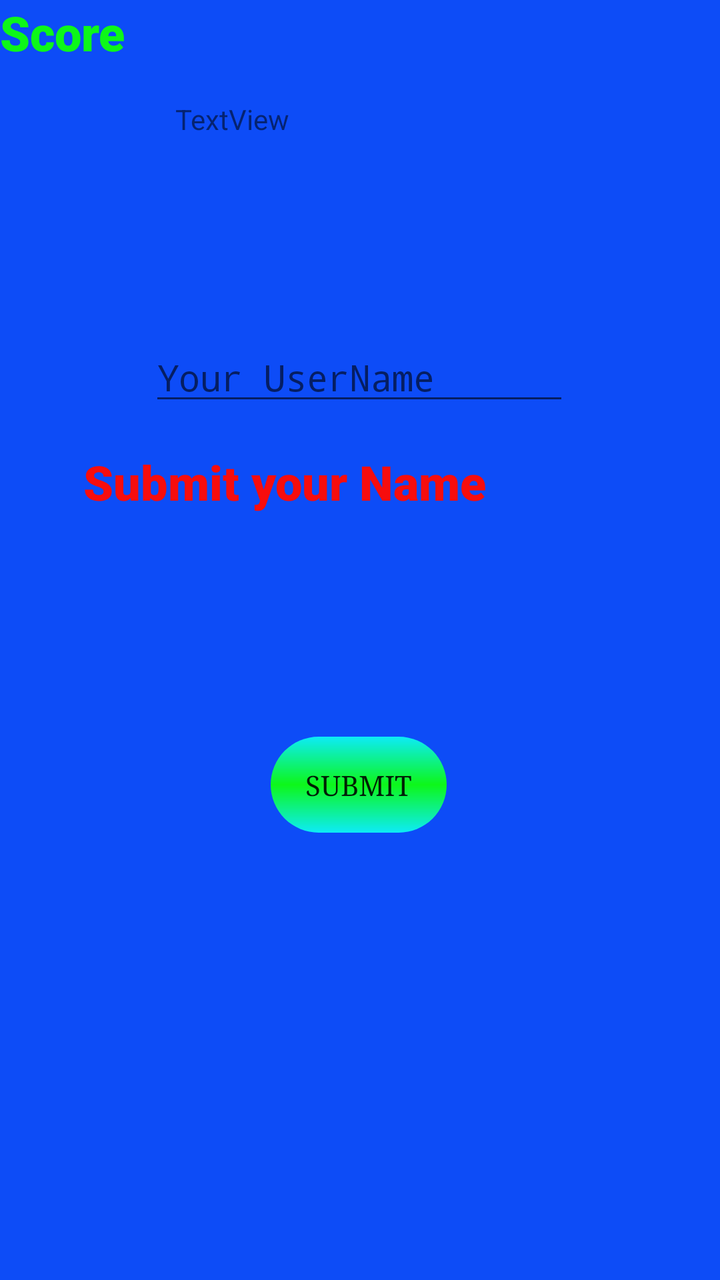
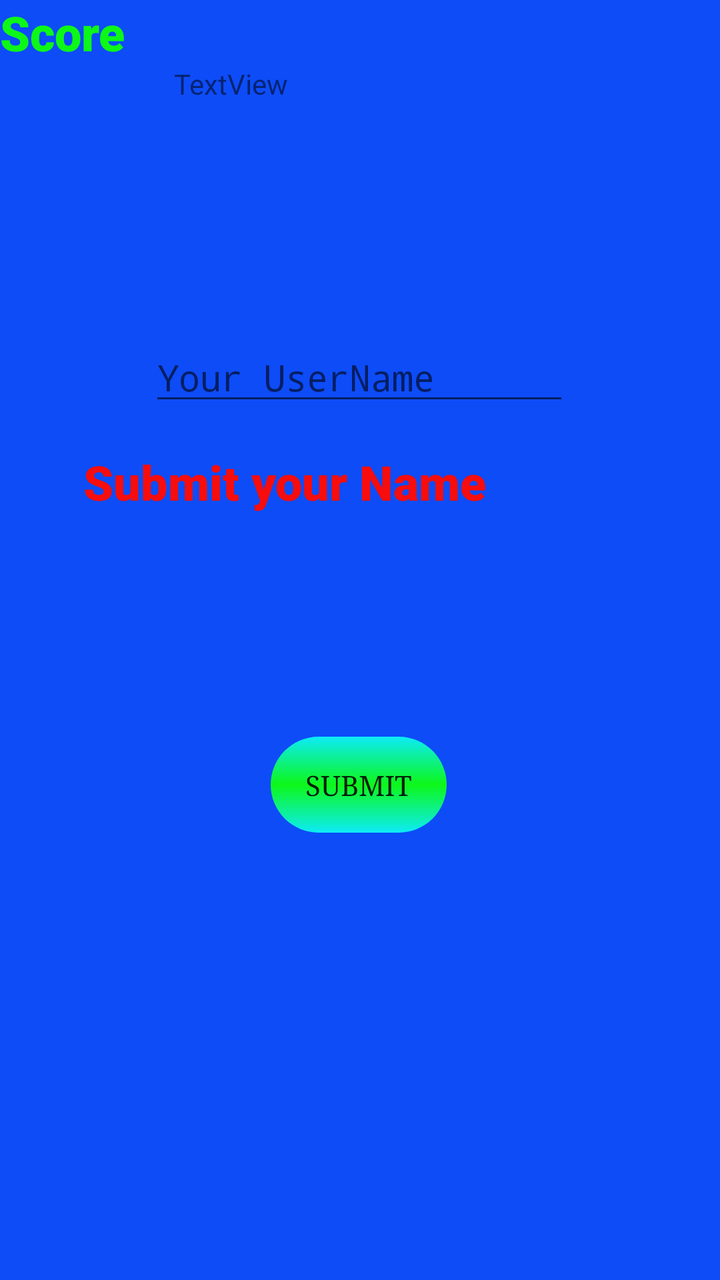

Compare the two renders of this Android layout. The source of the first and the diff that turns it into the second are given below.
<!-- AndroidManifest.xml: application theme Theme.PortfolioUpgraded -->
<!-- res/layout/fragment_guessanumber.xml -->
<?xml version="1.0" encoding="utf-8"?>
<androidx.constraintlayout.widget.ConstraintLayout xmlns:android="http://schemas.android.com/apk/res/android"

    xmlns:app="http://schemas.android.com/apk/res-auto"
    xmlns:tools="http://schemas.android.com/tools"
    android:layout_width="match_parent"
    android:layout_height="match_parent"
    tools:context=".ui.guessanumber.guessanumberFragment"
    android:background="@color/blue"

    >


    <Button
        android:id="@+id/button"
        android:layout_width="wrap_content"
        android:layout_height="wrap_content"
        android:background="@drawable/shape"
        android:backgroundTint="@null"

        android:fontFamily="serif"
        android:stateListAnimator="@null"
        android:text="Submit"
        app:layout_constraintBottom_toBottomOf="parent"
        app:layout_constraintEnd_toEndOf="parent"
        app:layout_constraintHorizontal_bias="0.498"
        app:layout_constraintStart_toStartOf="parent"
        app:layout_constraintTop_toBottomOf="@+id/textView4"


        app:layout_constraintVertical_bias="0.597" />

    <EditText
        android:id="@+id/editTextText"
        android:layout_width="wrap_content"
        android:layout_height="wrap_content"
        android:ems="10"
        android:fontFamily="monospace"
        android:hint="Your UserName"
        android:inputType="text"
        app:layout_constraintBottom_toBottomOf="parent"
        app:layout_constraintEnd_toEndOf="parent"
        app:layout_constraintHorizontal_bias="0.497"
        app:layout_constraintStart_toStartOf="parent"
        app:layout_constraintTop_toBottomOf="@+id/textView5"


        app:layout_constraintVertical_bias="0.237"
        tools:ignore="TouchTargetSizeCheck" />

    <TextView
        android:id="@+id/textView3"
        android:layout_width="277dp"
        android:layout_height="127dp"
        android:fontFamily="sans-serif-black"
        android:text="Submit your Name"
        android:textColor="@color/red"
        android:textSize="24sp"
        app:layout_constraintBottom_toTopOf="@+id/button"
        app:layout_constraintEnd_toEndOf="parent"
        app:layout_constraintStart_toStartOf="parent"
        app:layout_constraintTop_toBottomOf="@+id/editTextText" />

    <TextView
        android:id="@+id/textView4"
        android:layout_width="69dp"
        android:layout_height="37dp"
        android:fontFamily="sans-serif-black"
        android:text="Score"
        android:textSize="24sp"
        android:textColor="@color/lime"
        app:layout_constraintStart_toStartOf="parent"
        app:layout_constraintTop_toTopOf="parent" />

    <TextView
        android:id="@+id/textView5"
        android:layout_width="317dp"
        android:layout_height="32dp"
        android:textColor="@color/red"
        android:textSize="20sp"
        app:layout_constraintStart_toEndOf="@+id/textView4"
        app:layout_constraintTop_toTopOf="parent" />

    <TextView
        android:id="@+id/leaderBoard"
        android:layout_width="185dp"
        android:layout_height="59dp"
        android:text="TextView"
        app:layout_constraintBottom_toTopOf="@+id/editTextText"
        app:layout_constraintEnd_toEndOf="parent"
        app:layout_constraintStart_toStartOf="parent"
        app:layout_constraintTop_toBottomOf="@+id/textView5"
        app:layout_constraintVertical_bias="0.239" />
</androidx.constraintlayout.widget.ConstraintLayout>
<!-- resources referenced by this layout -->
<resources>
  <color name="blue">#0D4CF7</color>
  <color name="lime">#0DF719</color>
  <color name="red">#F70D0D</color>
  <!-- drawable shape (drawable) -->
  <?xml version="1.0" encoding="utf-8"?>
      <shape xmlns:android="http://schemas.android.com/apk/res/android"
          android:shape="rectangle">
      <gradient
          android:startColor="#0DEBF7"
          android:centerColor="#0DF719"
          android:endColor="#0DEBF7"
          android:type="linear"
          android:angle="270"
          ></gradient>
  <corners android:radius="45dp"/>
  
  
  
      </shape>
  <style name="Theme.PortfolioUpgraded" parent="Theme.AppCompat.DayNight.DarkActionBar">
          
          <item name="colorPrimary">@color/purple_500</item>
          <item name="colorPrimaryVariant">@color/purple_700</item>
          <item name="colorOnPrimary">@color/white</item>
  
          
          <item name="colorSecondary">@color/teal_200</item>
          <item name="colorSecondaryVariant">@color/teal_700</item>
          <item name="colorOnSecondary">@color/black</item>
          
          <item name="android:statusBarColor">?attr/colorPrimaryVariant</item>
          
  
  
      </style>
  <color name="purple_500">#FF6200EE</color>
  <color name="purple_700">#FF3700B3</color>
  <color name="white">#FFFFFFFF</color>
  <color name="teal_200">#FF03DAC5</color>
  <color name="teal_700">#FF018786</color>
  <color name="black">#FF000000</color>
</resources>

<!-- the commit's change to res/layout/fragment_guessanumber.xml (unified diff, before → after) -->
@@ -83,8 +83,8 @@
 
     <TextView
         android:id="@+id/leaderBoard"
-        android:layout_width="185dp"
-        android:layout_height="59dp"
+        android:layout_width="186dp"
+        android:layout_height="133dp"
         android:text="TextView"
         app:layout_constraintBottom_toTopOf="@+id/editTextText"
         app:layout_constraintEnd_toEndOf="parent"
